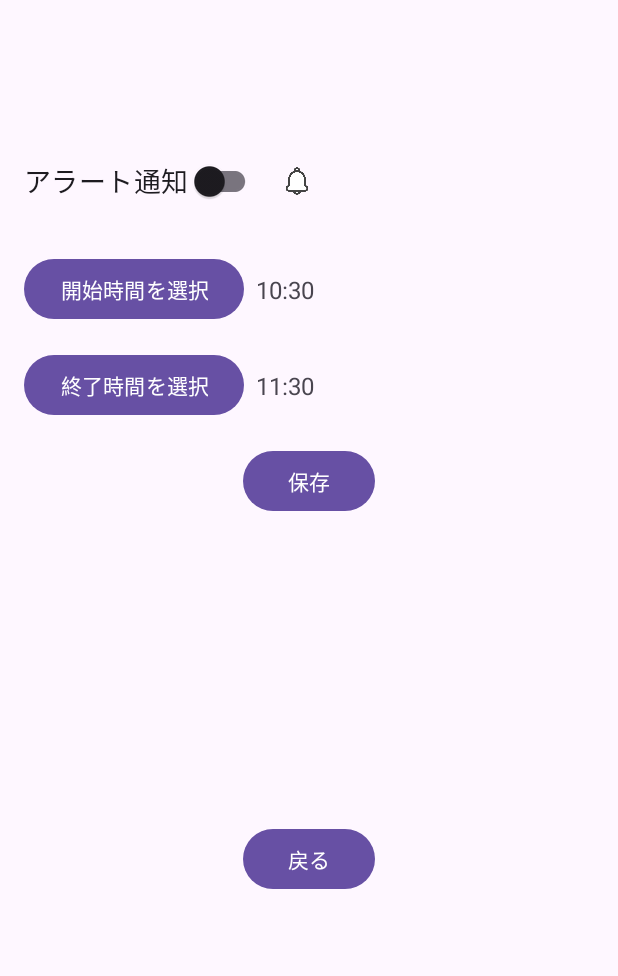
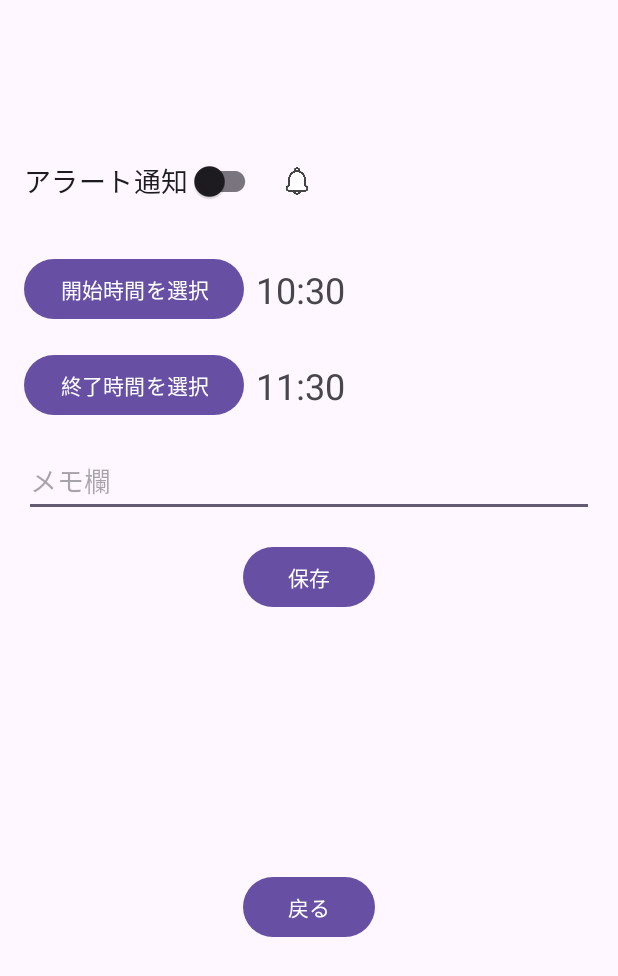
Before and after one commit to YutoFuse/CalendarApp, an Android app: the ConfigMenu screen opened directly, with no data from a screen before it, on a phone screen of 412 x 824 dp. Shown: the top 976 px of the screen. Run offline under Robolectric (Android 15) with nearby library versions, the phone set to English and light mode, and no system bars.

Commit message:
fix: メモスペースの作成

```diff
--- a/app/src/main/res/layout/activity_config_menu.xml
+++ b/app/src/main/res/layout/activity_config_menu.xml
@@ -62,7 +62,7 @@
         android:layout_width="wrap_content"
         android:layout_height="wrap_content"
         android:text="--:--"
-        android:textSize="16sp"
+        android:textSize="24sp"
         android:layout_marginStart="8dp"
         app:layout_constraintTop_toTopOf="@id/startTimeButton"
         app:layout_constraintBottom_toBottomOf="@id/startTimeButton"
@@ -83,11 +83,24 @@
         android:layout_width="wrap_content"
         android:layout_height="wrap_content"
         android:text="--:--"
-        android:textSize="16sp"
+        android:textSize="24sp"
         android:layout_marginStart="8dp"
         app:layout_constraintTop_toTopOf="@id/endTimeButton"
         app:layout_constraintBottom_toBottomOf="@id/endTimeButton"
         app:layout_constraintStart_toEndOf="@id/endTimeButton" />
+
+    <EditText
+        android:id="@+id/noteEditText"
+        android:layout_width="0dp"
+        android:layout_height="0dp"
+        android:hint="メモ欄"
+        android:gravity="top"
+        android:inputType="textMultiLine"
+        android:layout_marginTop="16dp"
+        app:layout_constraintTop_toBottomOf="@id/endTimeButton"
+        app:layout_constraintStart_toStartOf="parent"
+        app:layout_constraintEnd_toEndOf="parent"
+        app:layout_constraintHeight_default="wrap" />
 
     <Button
         android:id="@+id/saveTimeButton"
@@ -95,7 +108,7 @@
         android:layout_height="wrap_content"
         android:text="保存"
         android:layout_marginTop="16dp"
-        app:layout_constraintTop_toBottomOf="@id/endTimeButton"
+        app:layout_constraintTop_toBottomOf="@id/noteEditText"
         app:layout_constraintStart_toStartOf="parent"
         app:layout_constraintEnd_toEndOf="parent" />
 
```
